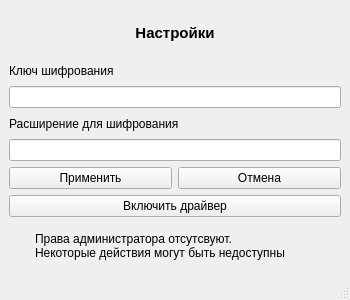
This is GuiClient/mainwindow.ui in AlexOS12/Crypto-Additional-Task as Qt 5 draws it before an edit. The edited form follows.
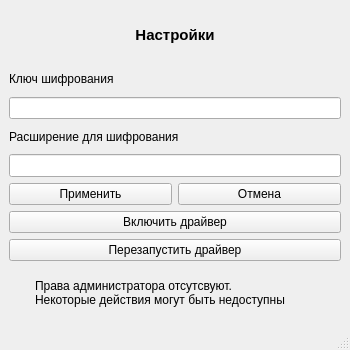
This is the edited form. Icons and pictures are not drawn.

Commit message: Добавил кнопку перезапуска драйвера

Diff of the .ui file:
```diff
--- a/GuiClient/mainwindow.ui
+++ b/GuiClient/mainwindow.ui
@@ -7,19 +7,19 @@
     <x>0</x>
     <y>0</y>
     <width>350</width>
-    <height>300</height>
+    <height>350</height>
    </rect>
   </property>
   <property name="minimumSize">
    <size>
     <width>350</width>
-    <height>300</height>
+    <height>350</height>
    </size>
   </property>
   <property name="maximumSize">
    <size>
     <width>350</width>
-    <height>300</height>
+    <height>350</height>
    </size>
   </property>
   <property name="windowTitle">
@@ -107,6 +107,17 @@
       </property>
      </widget>
     </item>
+    <item>
+     <widget class="QPushButton" name="reloadDriverBtn">
+      <property name="text">
+       <string>Перезапустить драйвер</string>
+      </property>
+      <property name="icon">
+       <iconset resource="resources.qrc">
+        <normaloff>:/icons/non_admin.png</normaloff>:/icons/non_admin.png</iconset>
+      </property>
+     </widget>
+    </item>
     <item>
      <layout class="QHBoxLayout" name="adminStatusBar">
       <item>
```
The commit also changes 2 other files.
